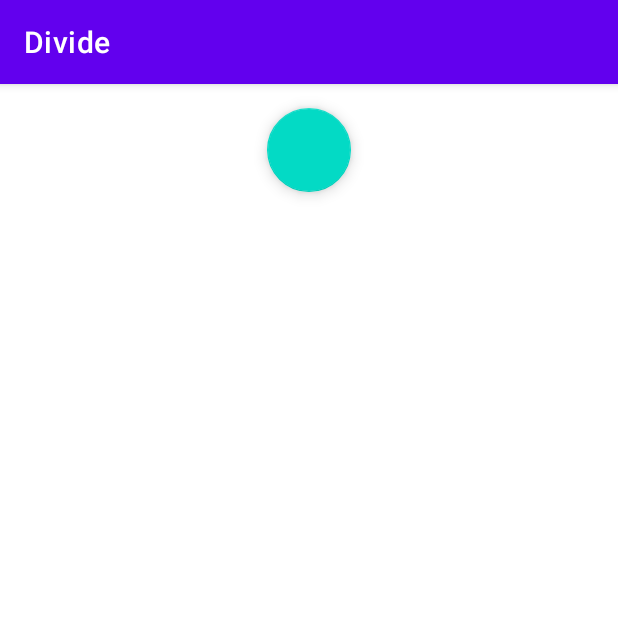
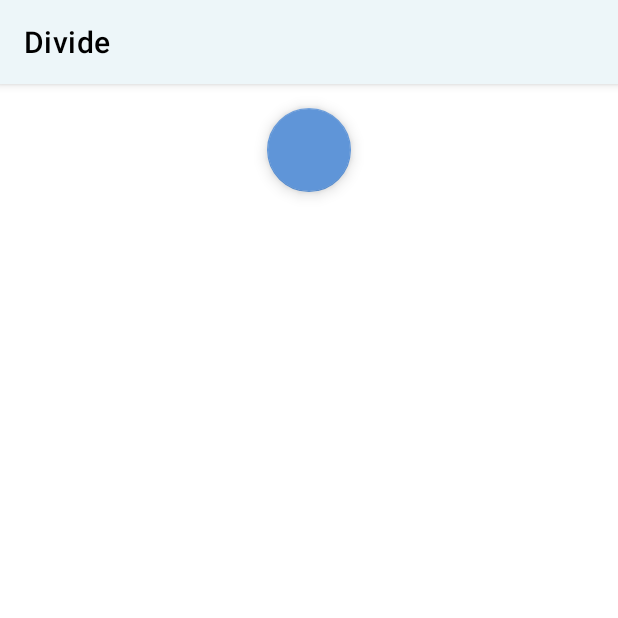
Before and after one commit to Yixingqie/Divide, an Android app: the screen it shows after launch (HistoryPage), on a phone screen of 412 x 824 dp, the top half of it. Run offline under Robolectric (Android 15) with nearby library versions, the phone set to English and light mode, and no system bars.

Commit message:
Changed action bar colour and title text colour

```diff
--- a/app/src/main/res/values-night/themes.xml
+++ b/app/src/main/res/values-night/themes.xml
@@ -2,16 +2,24 @@
     <!-- Base application theme. -->
     <style name="Theme.BillSplit" parent="Theme.MaterialComponents.DayNight.DarkActionBar">
         <!-- Primary brand color. -->
-        <item name="colorPrimary">@color/purple_200</item>
-        <item name="colorPrimaryVariant">@color/purple_700</item>
+        <item name="colorPrimary">@color/darkBlue</item>
+        <item name="colorPrimaryVariant">@color/darkBlue</item>
         <item name="colorOnPrimary">@color/black</item>
         <!-- Secondary brand color. -->
-        <item name="colorSecondary">@color/teal_200</item>
-        <item name="colorSecondaryVariant">@color/teal_200</item>
+        <item name="colorSecondary">@color/darkBlue</item>
+        <item name="colorSecondaryVariant">@color/darkBlue</item>
         <item name="colorOnSecondary">@color/black</item>
         <!-- Status bar color. -->
         <item name="android:statusBarColor" tools:targetApi="l">?attr/colorPrimaryVariant</item>
         <!-- Customize your theme here. -->
+        <item name="actionBarTheme">@style/ThemeOverlay.Actionbar</item>
+    </style>
+
+    <style name="AppTheme" parent="Theme.MaterialComponents.Light.DarkActionBar">
+    </style>
+
+    <style name="ThemeOverlay.Actionbar" parent="ThemeOverlay.MaterialComponents.Dark.ActionBar" >
+        <item name="android:textColorPrimary">@color/black</item>
     </style>
 
     <style name="ThemeOverlay.BillSplit.FullscreenContainer" parent="">
--- a/app/src/main/res/values/themes.xml
+++ b/app/src/main/res/values/themes.xml
@@ -2,16 +2,24 @@
     <!-- Base application theme. -->
     <style name="Theme.BillSplit" parent="Theme.MaterialComponents.DayNight.DarkActionBar">
         <!-- Primary brand color. -->
-        <item name="colorPrimary">@color/purple_500</item>
-        <item name="colorPrimaryVariant">@color/purple_700</item>
-        <item name="colorOnPrimary">@color/white</item>
+        <item name="colorPrimary">@color/lightBlue</item>
+        <item name="colorPrimaryVariant">@color/lightBlue</item>
+        <item name="colorOnPrimary">@color/black</item>
         <!-- Secondary brand color. -->
-        <item name="colorSecondary">@color/teal_200</item>
-        <item name="colorSecondaryVariant">@color/teal_700</item>
+        <item name="colorSecondary">@color/darkBlue</item>
+        <item name="colorSecondaryVariant">@color/darkBlue</item>
         <item name="colorOnSecondary">@color/black</item>
         <!-- Status bar color. -->
         <item name="android:statusBarColor" tools:targetApi="l">?attr/colorPrimaryVariant</item>
         <!-- Customize your theme here. -->
+        <item name="actionBarTheme">@style/ThemeOverlay.Actionbar</item>
+    </style>
+
+    <style name="AppTheme" parent="Theme.MaterialComponents.Light.DarkActionBar">
+    </style>
+
+    <style name="ThemeOverlay.Actionbar" parent="ThemeOverlay.MaterialComponents.Dark.ActionBar" >
+        <item name="android:textColorPrimary">@color/black</item>
     </style>
 
     <style name="Theme.BillSplit.NoActionBar">
```
